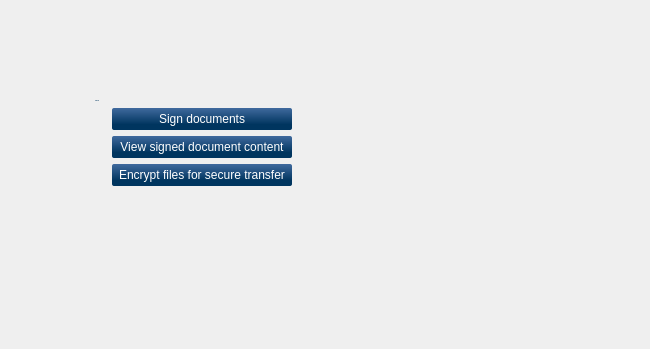
Before: the Qt Designer form client/ui/MainWindow.ui in open-eid/qdigidoc, drawn with Qt 5; both pictures show x 0 to 650 and y 203 to 552 of the 650 by 552 pixel window.
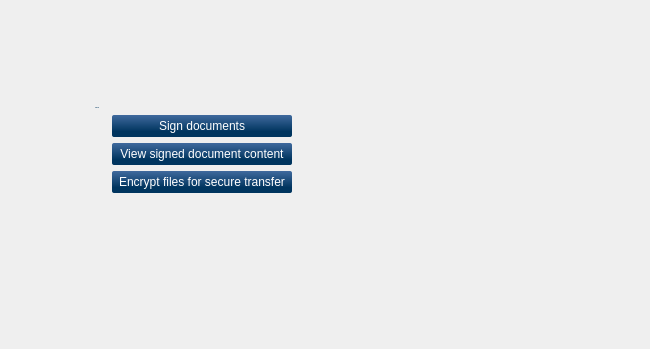
After: the same form once the commit is applied. Icons and pictures are not drawn. Custom widgets are drawn as their Qt base class.

The edit to the form file:
```diff
--- a/client/ui/MainWindow.ui
+++ b/client/ui/MainWindow.ui
@@ -572,26 +572,19 @@
             </item>
            </layout>
           </item>
-          <item>
-           <spacer name="homeBottomSpacer">
-            <property name="orientation">
-             <enum>Qt::Vertical</enum>
-            </property>
-            <property name="sizeHint" stdset="0">
-             <size>
-              <width>0</width>
-              <height>0</height>
-             </size>
-            </property>
-           </spacer>
-          </item>
           <item>
            <widget class="QLabel" name="label">
+            <property name="sizePolicy">
+             <sizepolicy hsizetype="Preferred" vsizetype="Expanding">
+              <horstretch>0</horstretch>
+              <verstretch>0</verstretch>
+             </sizepolicy>
+            </property>
             <property name="pixmap">
              <pixmap resource="../../common/images/common_images.qrc">:/images/EL_Regionaalareng_horisontaal.png</pixmap>
             </property>
             <property name="alignment">
-             <set>Qt::AlignRight|Qt::AlignTrailing|Qt::AlignVCenter</set>
+             <set>Qt::AlignBottom|Qt::AlignRight|Qt::AlignTrailing</set>
             </property>
            </widget>
           </item>
```
